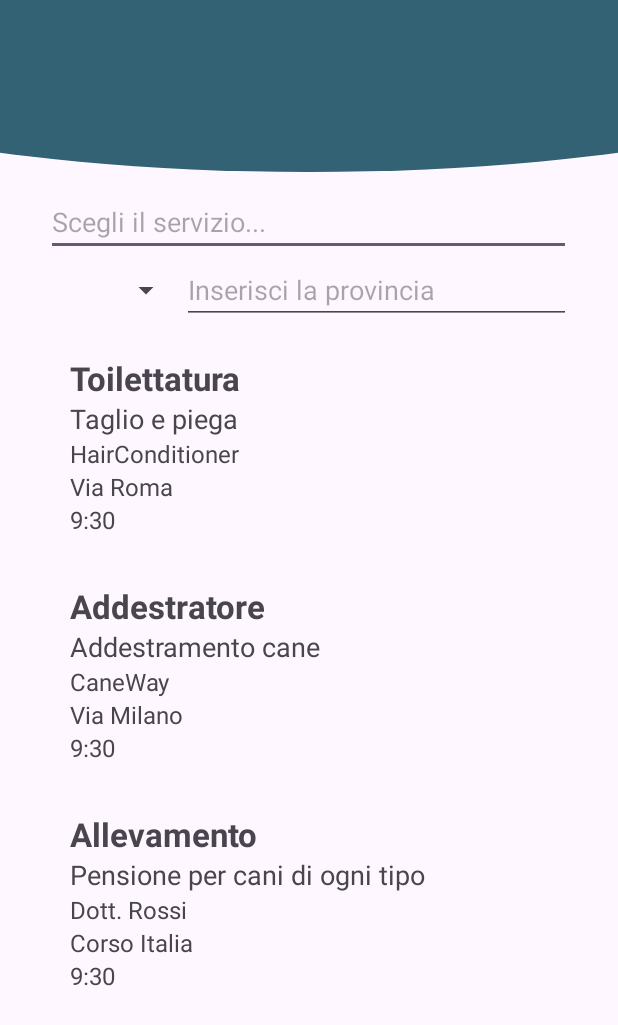
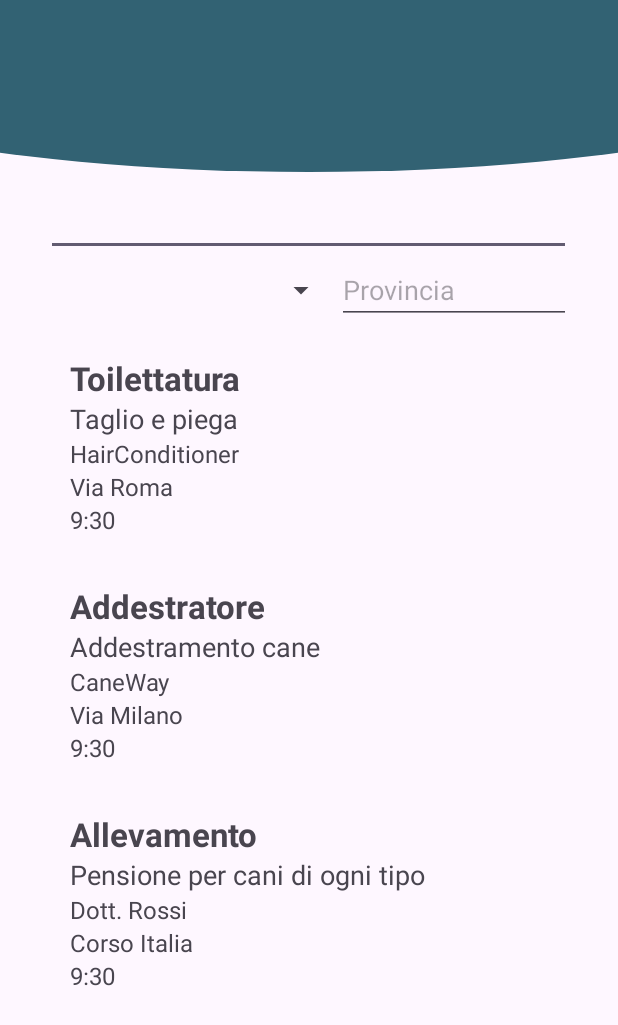
Before and after one commit to Tommiconlai/AppPet, an Android app: the RicercaServiziActivity screen opened directly, with no data from a screen before it, on a phone screen of 412 x 824 dp. Shown: the top 1025 px of the screen. Run offline under Robolectric (Android 15) with nearby library versions, the light colour scheme and no system bars.

Commit message:
Aggiunta Autocomplete_Servizi

```diff
--- a/Android/app/src/main/java/com/example/apppet/Activities/RicercaServiziActivity.java
+++ b/Android/app/src/main/java/com/example/apppet/Activities/RicercaServiziActivity.java
@@ -2,6 +2,8 @@ package com.example.apppet.Activities;
 
 import android.content.Intent;
 import android.os.Bundle;
+import android.widget.ArrayAdapter;
+import android.widget.AutoCompleteTextView;
 
 import androidx.annotation.Nullable;
 import androidx.appcompat.app.AppCompatActivity;
@@ -19,13 +21,25 @@ public class RicercaServiziActivity extends AppCompatActivity implements Recycle
     private ServizioAdapter adapter;
     private ArrayList<Servizio> listaServizi = new ArrayList<>();
 
+    AutoCompleteTextView autoCompleteTextView;
+
     @Override
     protected void onCreate(@Nullable Bundle savedInstanceState) {
         super.onCreate(savedInstanceState);
         setContentView(R.layout.activity_ricerca_servizi);
 
+        //CREO L'AUTOCOMPLETE DEI TIPI DI SERVIZIO E SETTO L'ADAPTER
+        autoCompleteTextView = findViewById(R.id.AutoCompltxt);
+        String [] itemArray = getResources().getStringArray(R.array.ListaServizi);
+        ArrayAdapter <String> arrayAdapter = new ArrayAdapter<String>(RicercaServiziActivity.this, android.R.layout.simple_list_item_1,itemArray);
+        autoCompleteTextView.setAdapter(arrayAdapter);
+
+
+
+        //USO LA RECYCLERVIEW
         RecyclerView recyclerViewServ = findViewById(R.id.listviewServ);
 
+        //GENERO SERVIZI DI PROVA
         // Creazione dati fittizi
         Servizio s1 = new Servizio(1, "Toilettatura", "Taglio e piega", "HairConditioner", "Via Roma", 10, "9:30");
         Servizio s2 = new Servizio(2, "Addestratore", "Addestramento cane", "CaneWay", "Via Milano", 25, "9:30");
@@ -35,6 +49,8 @@ public class RicercaServiziActivity extends AppCompatActivity implements Recycle
         listaServizi.add(s2);
         listaServizi.add(s3);
 
+
+        //SETTO IL SERVIZIO_ADAPTER E SPECIFICO L'INTERFCCIA
         adapter = new ServizioAdapter(this, listaServizi, this);
         recyclerViewServ.setAdapter(adapter);
         recyclerViewServ.setLayoutManager(new LinearLayoutManager(this, LinearLayoutManager.VERTICAL, false));
@@ -43,6 +59,8 @@ public class RicercaServiziActivity extends AppCompatActivity implements Recycle
     @Override
     public void onItemClicked(int position) {
         Intent intent = new Intent(RicercaServiziActivity.this, ProfiloServizio.class);
+
+        //INTENT DEL PUT EXTRA PER SETTARE L'INSERIMENTO DEI CAMPI
 
         intent.putExtra("NOME", listaServizi.get(position).getNome_attivita());
         intent.putExtra("DESCRIZIONE", listaServizi.get(position).getDescrizione());
--- a/Android/app/src/main/res/layout/activity_ricerca_servizi.xml
+++ b/Android/app/src/main/res/layout/activity_ricerca_servizi.xml
@@ -27,35 +27,40 @@
 
     <AutoCompleteTextView
 
-        android:id="@+id/Autotxt"
+        android:id="@+id/AutoCompltxt"
         android:layout_width="350dp"
         android:layout_height="wrap_content"
         android:layout_below="@id/header_home"
         android:layout_centerHorizontal="true"
         android:layout_marginTop="5dp"
-        android:hint="Scegli il servizio..." />
+        android:maxLines="1"
+        />
+
+
 
     <LinearLayout
         android:id="@+id/LinearServ"
         android:layout_width="350dp"
         android:layout_height="wrap_content"
-        android:layout_below="@id/Autotxt"
+        android:layout_below="@id/AutoCompltxt"
         android:layout_centerInParent="true"
         android:orientation="horizontal">
+
 
 
         <Spinner
             android:layout_width="wrap_content"
             android:layout_height="wrap_content"
             android:layout_gravity="center_vertical"
-            android:layout_weight="1" />
+            android:layout_weight="2"
+            />
 
 
         <EditText
             android:layout_width="wrap_content"
             android:layout_height="wrap_content"
-            android:layout_weight="2"
-            android:hint="Inserisci la provincia" />
+            android:layout_weight="1"
+            android:hint="Provincia" />
 
     </LinearLayout>
 
--- a/Android/app/src/main/res/values/strings.xml
+++ b/Android/app/src/main/res/values/strings.xml
@@ -1,3 +1,12 @@
 <resources>
     <string name="app_name">AppPet</string>
+    <string-array name="ListaServizi">
+
+        <item name="Addestramento" type="string">Addestramento</item>
+        <item name="Toilettatura" type="string">Toilettatura</item>
+        <item name="PetSitter" type="string">PetSitter</item>
+        <item name="Veterinario" type="string">Veterinario</item>
+
+
+    </string-array>
 </resources>
```
